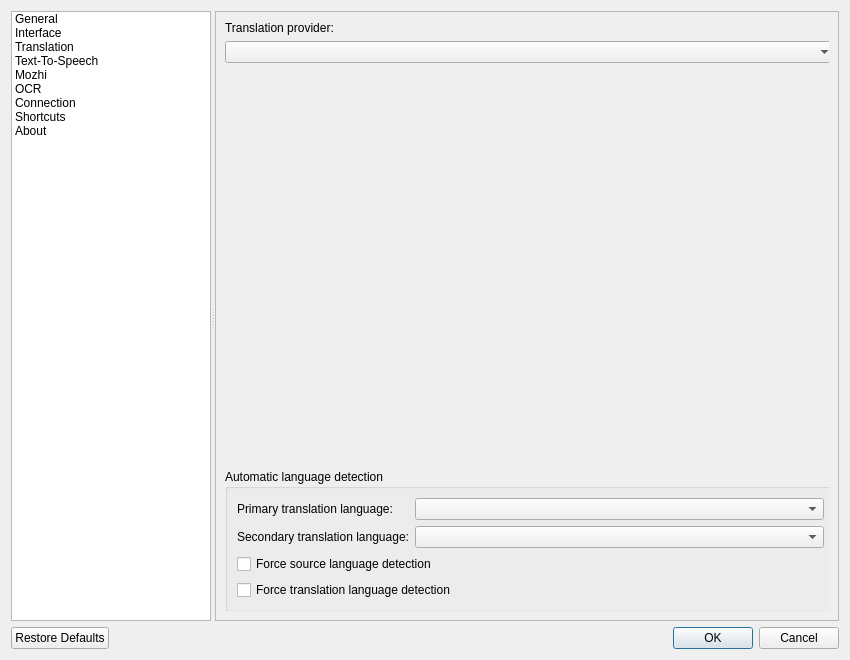
Qt form src/settings/settingsdialog.ui (KDE/crow-translate) before a commit.
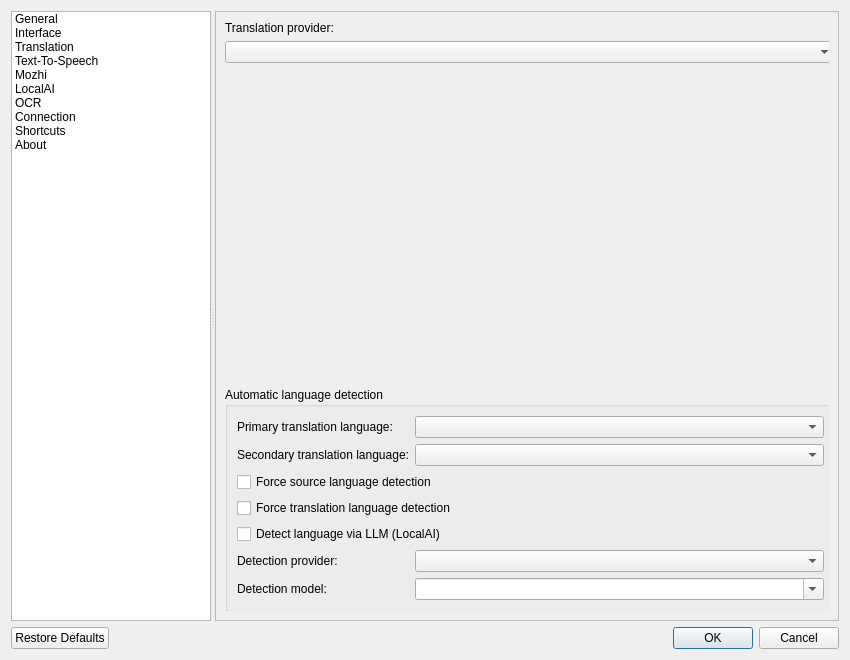
The same form after that commit. Icons and pictures are not drawn. Custom widgets are drawn as their Qt base class.

Commit message: Add LocalAI translation backend

The edit to the form file:
```diff
--- a/src/settings/settingsdialog.ui
+++ b/src/settings/settingsdialog.ui
@@ -84,6 +84,14 @@
         <iconset theme="preferences-desktop-locale"/>
        </property>
       </item>
+      <item>
+       <property name="text">
+        <string notr="true">LocalAI</string>
+       </property>
+       <property name="icon">
+        <iconset theme="preferences-desktop-locale"/>
+       </property>
+      </item>
       <item>
        <property name="text">
         <string notr="true">OCR</string>
@@ -721,6 +729,40 @@
                   </property>
                  </widget>
                 </item>
+                 <item row="4" column="0" colspan="2">
+                  <widget class="QCheckBox" name="detectViaLlmCheckBox">
+                   <property name="toolTip">
+                    <string>Detect the source language using a LocalAI model instead of the built-in heuristic. Choose the provider and model below.</string>
+                   </property>
+                   <property name="text">
+                    <string>Detect language via LLM (LocalAI)</string>
+                   </property>
+                  </widget>
+                 </item>
+                 <item row="5" column="0">
+                  <widget class="QLabel" name="detectProviderLabel">
+                   <property name="text">
+                    <string>Detection provider:</string>
+                   </property>
+                  </widget>
+                 </item>
+                 <item row="5" column="1">
+                  <widget class="QComboBox" name="detectProviderComboBox"/>
+                 </item>
+                 <item row="6" column="0">
+                  <widget class="QLabel" name="detectModelLabel">
+                   <property name="text">
+                    <string>Detection model:</string>
+                   </property>
+                  </widget>
+                 </item>
+                 <item row="6" column="1">
+                  <widget class="QComboBox" name="detectModelComboBox">
+                   <property name="editable">
+                    <bool>true</bool>
+                   </property>
+                  </widget>
+                 </item>
                </layout>
               </widget>
              </item>
```
Left out of the diff: 23 changed lines with no effect on the pictures. Lines whose indentation alone changed are shown as unchanged. The commit also changes 16 other files.
